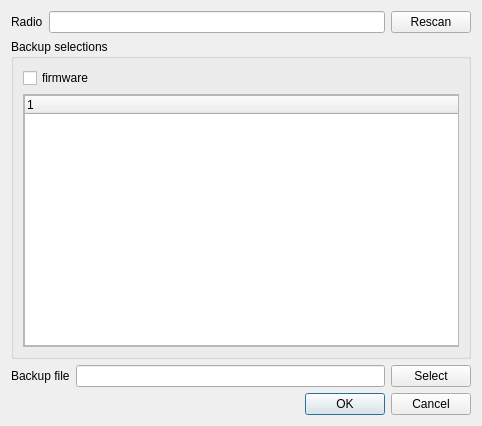
The window that companion/src/backuprestore/radiobackupdialog.ui (Kijan-Company/edgetx) describes before a commit, drawn with Qt 5.
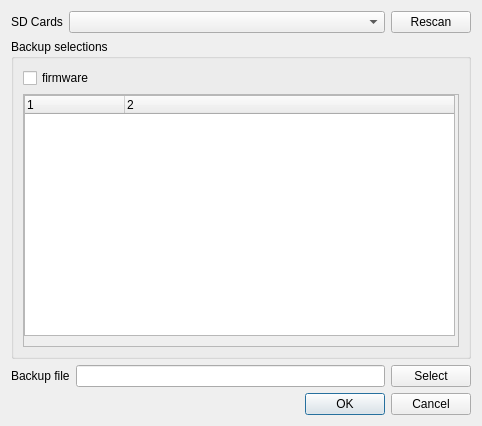
The same window after the commit. Custom widgets are drawn as their Qt base class.

Patch:
```diff
--- a/companion/src/backuprestore/radiobackupdialog.ui
+++ b/companion/src/backuprestore/radiobackupdialog.ui
@@ -23,21 +23,29 @@
    <item>
     <layout class="QHBoxLayout" name="horizontalLayout_3">
      <item>
-      <widget class="QLabel" name="lblRadio">
+      <widget class="QLabel" name="lblSDCards">
+       <property name="sizePolicy">
+        <sizepolicy hsizetype="Maximum" vsizetype="Preferred">
+         <horstretch>0</horstretch>
+         <verstretch>0</verstretch>
+        </sizepolicy>
+       </property>
        <property name="text">
-        <string>Radio</string>
+        <string>SD Cards</string>
        </property>
       </widget>
      </item>
      <item>
-      <widget class="QLineEdit" name="leRadio">
-       <property name="readOnly">
-        <bool>true</bool>
-       </property>
-      </widget>
+      <widget class="QComboBox" name="cboSDCards"/>
      </item>
      <item>
-      <widget class="QPushButton" name="btnRadioRescan">
+      <widget class="QPushButton" name="btnRescan">
+       <property name="sizePolicy">
+        <sizepolicy hsizetype="Maximum" vsizetype="Fixed">
+         <horstretch>0</horstretch>
+         <verstretch>0</verstretch>
+        </sizepolicy>
+       </property>
        <property name="text">
         <string>Rescan</string>
        </property>
@@ -60,12 +68,15 @@
       </item>
       <item>
        <layout class="QHBoxLayout" name="horizontalLayout_2">
+        <property name="spacing">
+         <number>0</number>
+        </property>
         <item>
          <widget class="QScrollArea" name="scrlSelection">
           <property name="widgetResizable">
            <bool>true</bool>
           </property>
-          <widget class="QWidget" name="scrollAreaWidgetContents">
+          <widget class="QWidget" name="scrlSelectionContents">
            <property name="geometry">
             <rect>
              <x>0</x>
@@ -79,15 +90,23 @@
              <rect>
               <x>0</x>
               <y>0</y>
-              <width>441</width>
-              <height>251</height>
+              <width>431</width>
+              <height>241</height>
              </rect>
             </property>
+            <property name="columnCount">
+             <number>2</number>
+            </property>
             <column>
              <property name="text">
               <string notr="true">1</string>
              </property>
             </column>
+            <column>
+             <property name="text">
+              <string notr="true">2</string>
+             </property>
+            </column>
            </widget>
           </widget>
          </widget>
```
